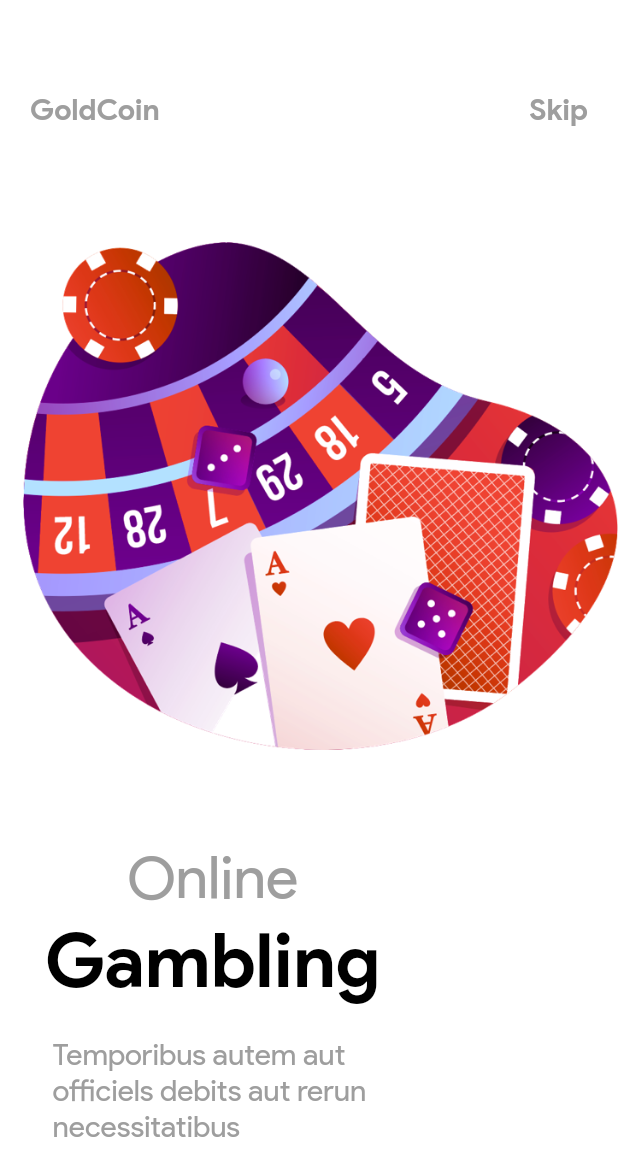
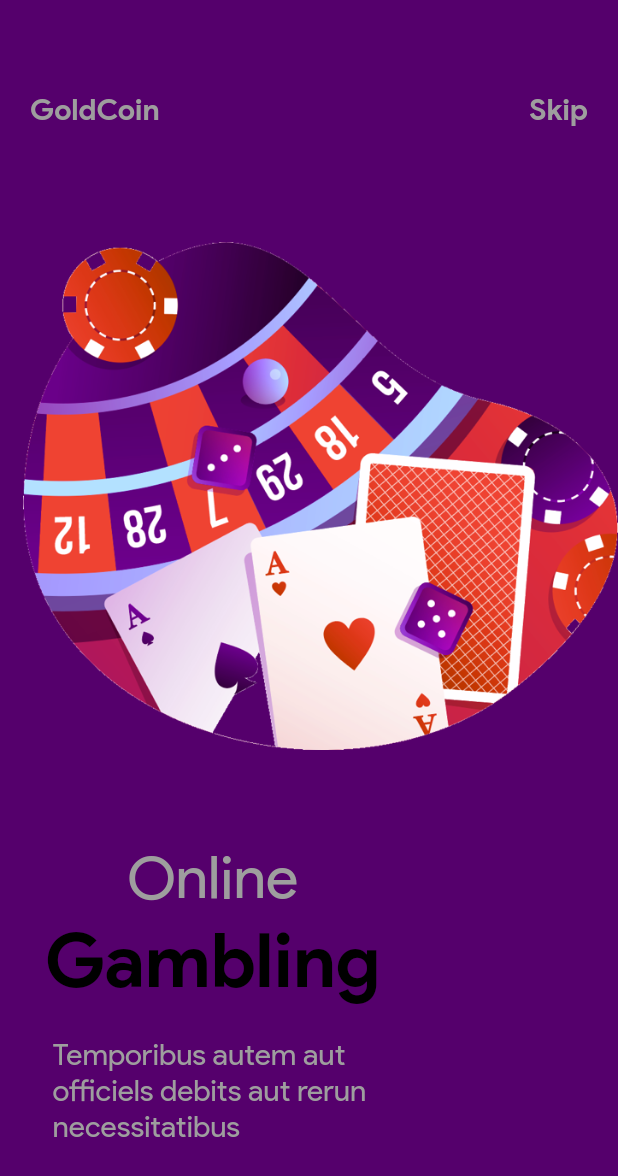
Before and after one commit to mohamedbrahimi/liquidSwipeAnimation_flutter, a Flutter app: the screen it shows after launch, swiped to page 2, on a phone screen of 412 x 824 dp. Shown: the top 1176 px of the screen. Run offline on Flutter 3.47's test engine with Material 2 defaults, Android fonts, the phone set to English and light mode, and no system bars; drawn by our look-alikes of liquid_swipe.

Commit message:
updated page 2 background color

```diff
--- a/lib/main.dart
+++ b/lib/main.dart
@@ -84,7 +84,7 @@ class MyApp extends StatelessWidget {
       ),
     ),
     Container(
-      color: Colors.white,
+      color: Color(0xff55006c),
       child: Column(
         mainAxisAlignment: MainAxisAlignment.spaceEvenly,
         crossAxisAlignment: CrossAxisAlignment.start,
```
